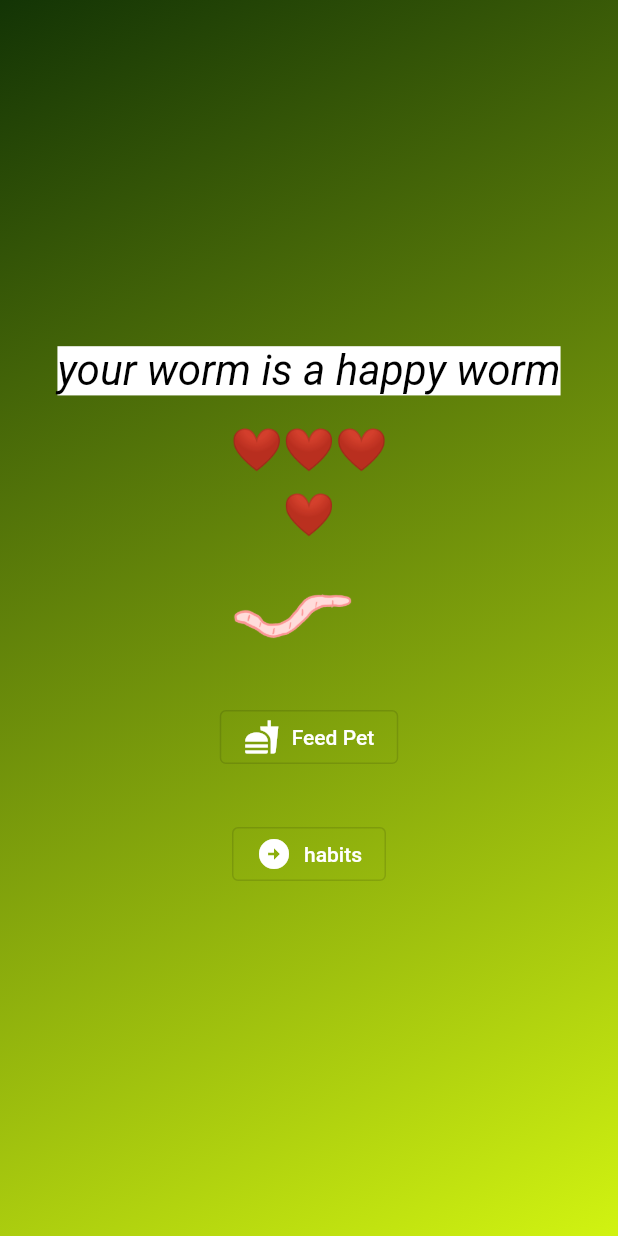
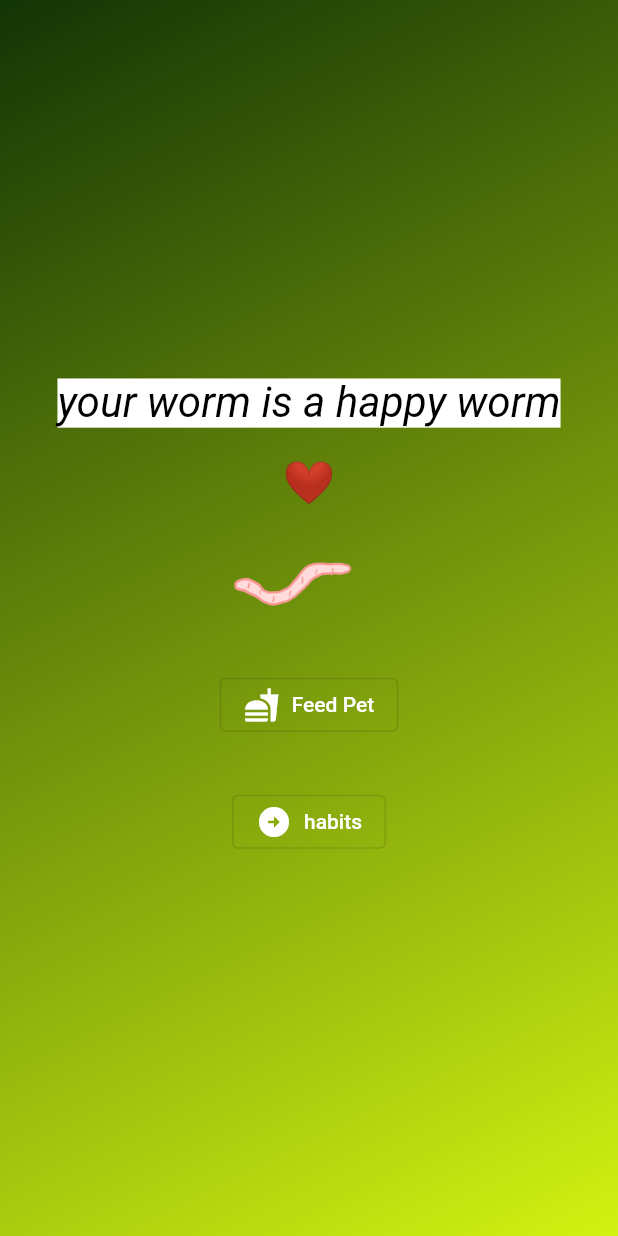
Before and after one commit to abbymachines/habit_vpet, a Flutter app: the screen it shows after launch, after a tap on "Feed Pet", on a phone screen of 412 x 824 dp. Run offline on Flutter 3.47's test engine with Material 2 defaults, Android fonts, the phone set to English and light mode, and no system bars.

Commit message:
create frame_changer.dart file

```diff
--- a/lib/pet_feeder.dart
+++ b/lib/pet_feeder.dart
@@ -20,7 +20,10 @@ class _PetFeederState extends State<PetFeeder> {
   void feedPet() {
     setState(() {
       currentPetFrame = randomizer.nextInt(4) + 1;
-      currentHealth += 1;
+      if (currentHealth >= 4) {
+        currentHealth = 0;
+      }
+      currentHealth++;
     });
   }
 
--- a/lib/start_screen.dart
+++ b/lib/start_screen.dart
@@ -16,8 +16,8 @@ class StartScreen extends StatelessWidget {
         children: [
           const StyledText('your worm is a happy worm'),
           const SizedBox(height: 20),
-          const HeartBar(3),
-          const SizedBox(height: 10),
+          // const HeartBar(3),
+          // const SizedBox(height: 10),
           const Center(
             child: PetFeeder(),
           ),
```
Also changed, not shown: lib/frame_changer.dart (added).
